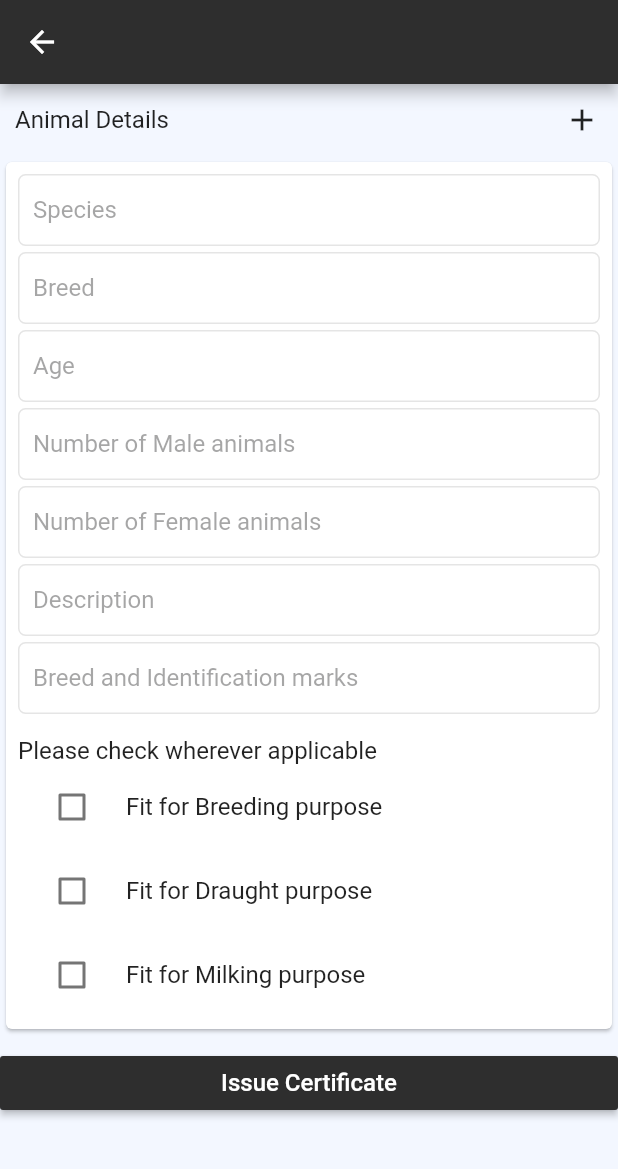
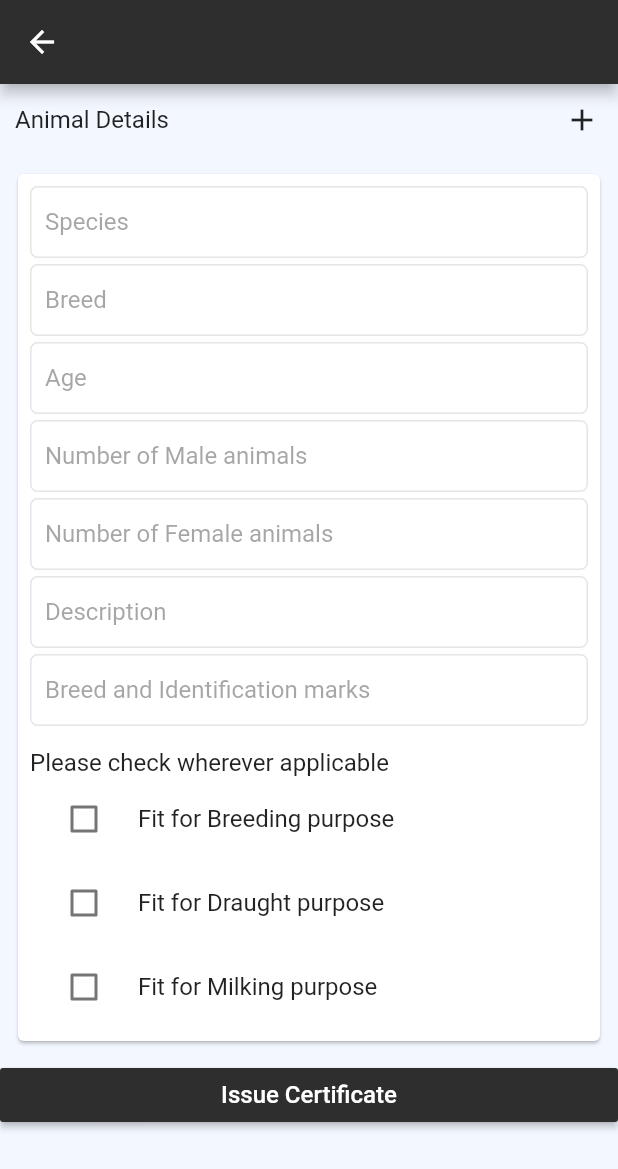
Before and after one commit to PriyankaNagaraj/Animal-Welfare, a Flutter app: the AnimalDetailsScreen screen opened directly with empty values, on a phone screen of 412 x 824 dp. Shown: the top 1169 px of the screen. Run offline on Flutter 3.47's test engine with Material 2 defaults, Android fonts, the phone set to English and light mode, and no system bars; our stand-ins replace date_time_picker, flutter_platform_widgets, flutter_secure_storage; missing offline and left inert: pdf_viewer_plugin; accounts and stored records are empty.

Commit message:
AnimalDetails

```diff
--- a/lib/screens/animal_details.dart
+++ b/lib/screens/animal_details.dart
@@ -75,12 +75,9 @@ class AnimalDetailsState extends State<AnimalDetailsScreen> {
                           })
                     ],
                   ),
-                  Expanded(
-                    child: Column(
-                      children: <Widget>[
                   ...animalDetailsList.map(
                     (e) => Padding(
-                            padding: const EdgeInsets.only(bottom: 8.0),
+                      padding: const EdgeInsets.all(8.0),
                       child: Card(
                         child: Padding(
                           padding: const EdgeInsets.all(8.0),
@@ -208,9 +205,6 @@ class AnimalDetailsState extends State<AnimalDetailsScreen> {
                         ),
                       ),
                     ),
-                        )
-                      ],
-                    ),
                   ),
                   RaisedButton(
                     color: Color(0xFF2E2E2E),
```
Also changed, not shown: 2 other files. Lines whose indentation alone changed are shown as unchanged.
